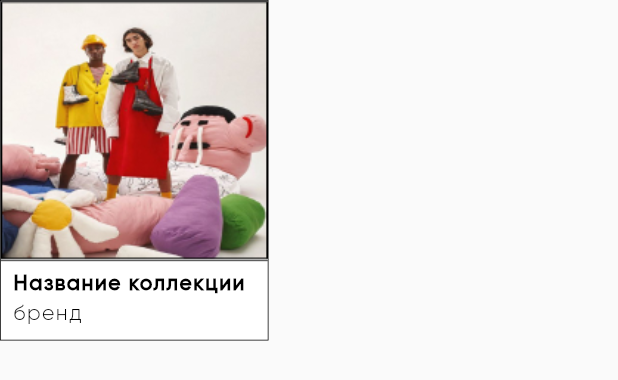
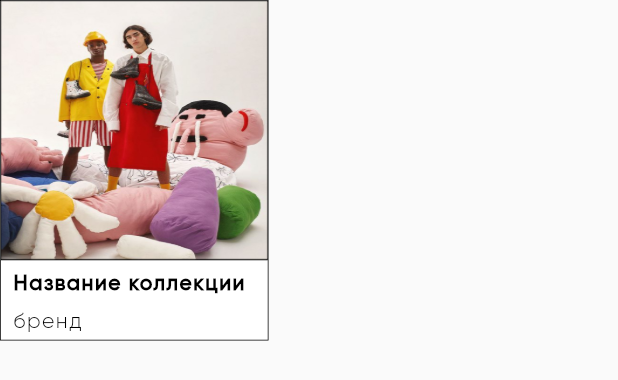
Before and after one commit to Akenten/reup_mobile, a Flutter app: what collection() shows on an empty page, opened directly, on a phone screen of 412 x 824 dp. Shown: the top 380 px of the screen. Run offline on Flutter 3.47's test engine with Material 2 defaults, Android fonts, the phone set to English and light mode, and no system bars; our stand-ins replace flutter_svg, google_fonts, infinite_carousel.

Commit message:
collection view fixes

```diff
--- a/lib/collection.dart
+++ b/lib/collection.dart
@@ -26,31 +26,43 @@ class _collectionState extends State<collection> {
         border: Border.all(color: Colors.black, width: 0.5),
         color: Colors.white,
       ),
-      child: Stack(
-        children: [
+      child: Column(children: [
         Container(
+          width: 179,
+          height: 173,
           decoration: const BoxDecoration(
-                  border: Border(
-                      bottom: BorderSide(color: Colors.black, width: 0.5))),
-              child: widget.data.img),
-          Positioned(
-            top: 181,
-            left: 8,
-            child: Align(
+            border: Border(bottom: BorderSide(color: Colors.black, width: 0.5)),
+          ),
+          child: FittedBox(
+            child: widget.data.img,
+            fit: BoxFit.fill,
+          ),
+        ),
+        const SizedBox(height: 8),
+        Align(
             alignment: Alignment.centerLeft,
+            child: Padding(
+                padding: const EdgeInsets.only(left: 8),
                 child: Text(
                   widget.data.collectionName,
                   style: CustomTextStyle.boldTextStyle,
+                  maxLines: 1,
+                ))),
+        const SizedBox(
+          height: 8,
+        ),
+        Align(
+          alignment: Alignment.centerLeft,
+          child: Padding(
+            padding: EdgeInsets.only(left: 8),
+            child: Text(
+              widget.data.Brand,
+              style: CustomTextStyle.promoTextStyle,
+              maxLines: 1,
             ),
           ),
-          ),
-          Positioned(
-              left: 8,
-              bottom: 8,
-              child: Text(widget.data.Brand,
-                  style: CustomTextStyle.promoTextStyle))
-        ],
-      ),
+        )
+      ]),
     );
   }
 }
```
Also changed, not shown: assets/images/reup_collection.jpg. Lines whose indentation alone changed are shown as unchanged.
